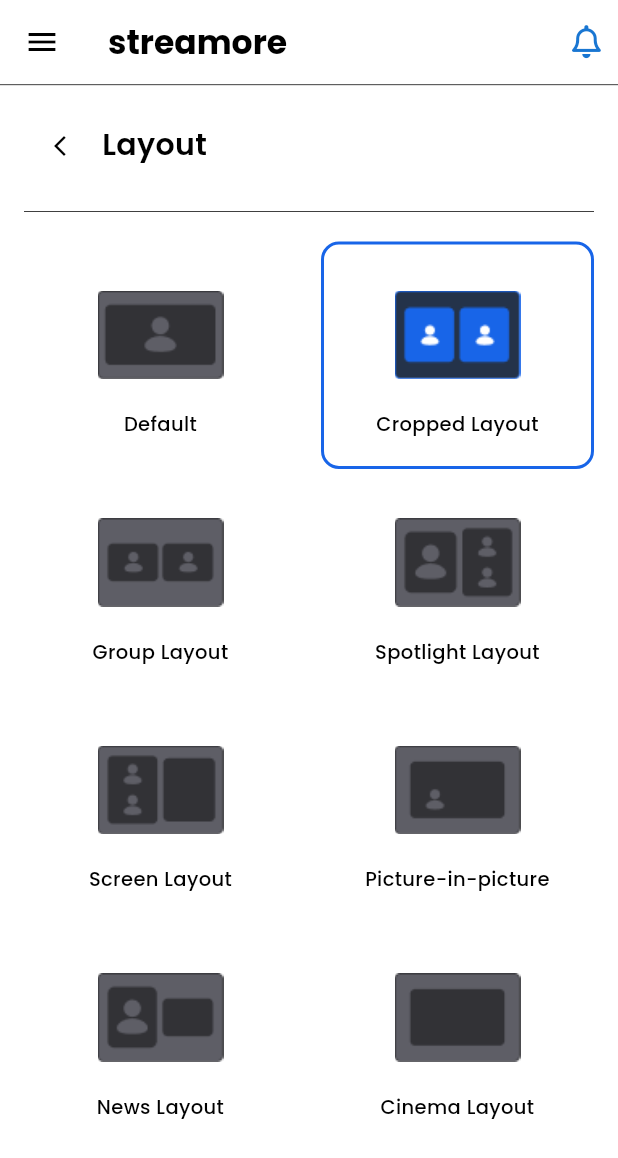
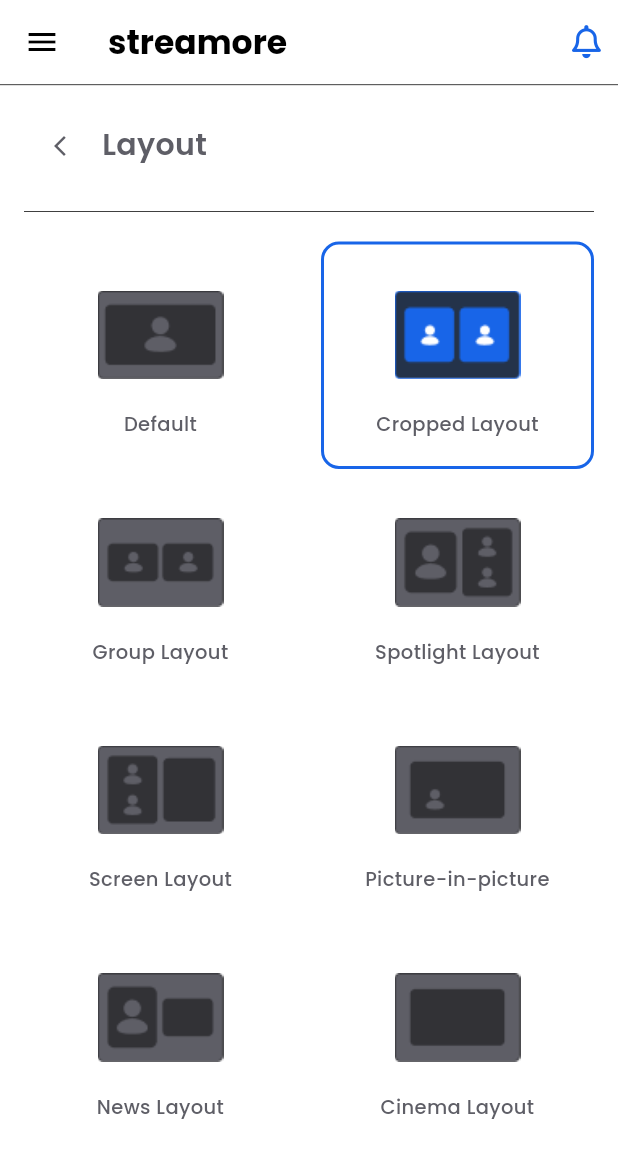
Before and after one commit to Salma28-zahran/streamore_app, a Flutter app: the LayoutScreen screen opened by its route, on a phone screen of 412 x 824 dp. Shown: the top 1158 px of the screen. Run offline on Flutter 3.47's test engine with Material 3 defaults, Android fonts, the phone set to English and light mode, and no system bars; our stand-ins replace dropdown_button2, easy_localization, flutter_colorpicker, font_awesome_flutter, google_fonts, permission_handler; missing offline and left inert: flutter_sound.

Commit message:
Update layout screen

```diff
--- a/lib/screens/stream/icons/settings/lay.dart
+++ b/lib/screens/stream/icons/settings/lay.dart
@@ -2,8 +2,6 @@ import 'package:easy_localization/easy_localization.dart';
 import 'package:flutter/material.dart';
 import 'package:font_awesome_flutter/font_awesome_flutter.dart';
 import 'package:google_fonts/google_fonts.dart';
-import 'package:provider/provider.dart';
-import 'package:streamore_app/my_provider.dart';
 import 'package:streamore_app/screens/stream/drawer/main_drawer.dart';
 
 class LayoutScreen extends StatefulWidget {
@@ -50,10 +48,8 @@ class _LayoutScreenState extends State<LayoutScreen> {
   @override
   Widget build(BuildContext context) {
     final theme = Theme.of(context);
-    final myprovider = Provider.of<MyProvider>(context);
     final screenWidth = MediaQuery.of(context).size.width;
-    final isDark = myprovider.themeMode == ThemeMode.dark;
-    final baseTextColor = isDark ? Colors.white : Colors.black;
+    final textColor = theme.textTheme.bodyLarge?.color ?? Colors.black;
 
     return Scaffold(
       appBar: AppBar(
@@ -72,7 +68,7 @@ class _LayoutScreenState extends State<LayoutScreen> {
             padding: const EdgeInsets.only(right: 10),
             child: Icon(
               FontAwesomeIcons.bell,
-              color: theme.primaryColorDark,
+              color: Theme.of(context).primaryColor,
               size: 22,
             ),
           ),
@@ -88,22 +84,22 @@ class _LayoutScreenState extends State<LayoutScreen> {
         child: Column(
           crossAxisAlignment: CrossAxisAlignment.start,
           children: [
-            _buildHeader(context, baseTextColor),
+            _buildHeader(context, textColor),
             const SizedBox(height: 12),
             Divider(color: theme.dividerColor, thickness: 0.5),
             const SizedBox(height: 12),
-            Flexible(child: _buildGrid(theme, baseTextColor, screenWidth)),
+            Expanded(child: _buildGrid(theme, textColor, screenWidth)),
           ],
         ),
       ),
     );
   }
 
-  Widget _buildHeader(BuildContext context, Color baseTextColor) {
+  Widget _buildHeader(BuildContext context, Color textColor) {
     return Row(
       children: [
         IconButton(
-          icon: Icon(Icons.arrow_back_ios_new, size: 16, color: baseTextColor),
+          icon: Icon(Icons.arrow_back_ios_new, size: 16, color: textColor),
           onPressed: () => Navigator.pop(context),
         ),
         const SizedBox(width: 4),
@@ -112,14 +108,14 @@ class _LayoutScreenState extends State<LayoutScreen> {
           style: GoogleFonts.poppins(
             fontWeight: FontWeight.w600,
             fontSize: 20,
-            color: baseTextColor,
+            color: textColor,
           ),
         ),
       ],
     );
   }
 
-  Widget _buildGrid(ThemeData theme, Color baseTextColor, double screenWidth) {
+  Widget _buildGrid(ThemeData theme, Color textColor, double screenWidth) {
     return GridView.builder(
       itemCount: layouts.length,
       gridDelegate: SliverGridDelegateWithFixedCrossAxisCount(
@@ -145,13 +141,13 @@ class _LayoutScreenState extends State<LayoutScreen> {
                         color:
                             Theme.of(context).brightness == Brightness.dark
                                 ? Colors.white
-                                : theme.primaryColor,
+                                : Theme.of(context).primaryColor,
                         width: 2,
                       )
                       : null,
+
               borderRadius: BorderRadius.circular(12),
             ),
-
             child: Padding(
               padding: const EdgeInsets.all(6.0),
               child: Column(
@@ -170,7 +166,6 @@ class _LayoutScreenState extends State<LayoutScreen> {
                       );
                     },
                   ),
-
                   const SizedBox(height: 8),
                   Text(
                     layout.titleKey.tr(),
@@ -178,7 +173,7 @@ class _LayoutScreenState extends State<LayoutScreen> {
                     style: GoogleFonts.poppins(
                       fontSize: 13,
                       fontWeight: FontWeight.w500,
-                      color: baseTextColor,
+                      color: textColor,
                     ),
                   ),
                 ],
--- a/lib/theme/light_theme.dart
+++ b/lib/theme/light_theme.dart
@@ -41,6 +41,8 @@ class LightTheme extends BaseTheme{
       )
 
 
+
+
   );
 
 }
--- a/lib/theme/theme.dart
+++ b/lib/theme/theme.dart
@@ -9,5 +9,4 @@ abstract class BaseTheme{
 
   ThemeData get themeData;
 
-
 }
```
